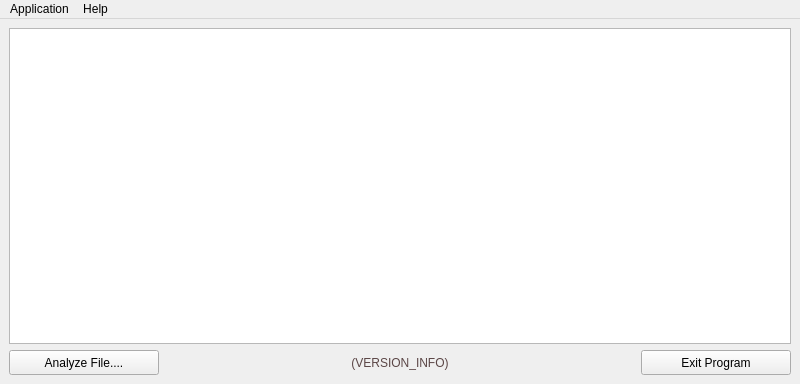
Above: gui/Dialog.ui from lordmulder/mediainfo-gui before the change. Below: the same form after it.
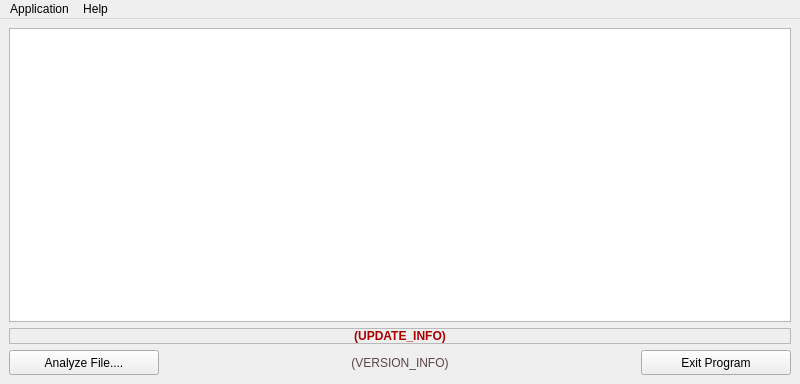
That is the form after the change. Icons and pictures are not drawn.

Commit message: Added update hint label + some refactoring.

```diff
--- a/gui/Dialog.ui
+++ b/gui/Dialog.ui
@@ -31,6 +31,68 @@
         </property>
        </widget>
       </item>
+      <item>
+       <widget class="QLabel" name="updateLabel">
+        <property name="palette">
+         <palette>
+          <active>
+           <colorrole role="WindowText">
+            <brush brushstyle="SolidPattern">
+             <color alpha="255">
+              <red>170</red>
+              <green>0</green>
+              <blue>0</blue>
+             </color>
+            </brush>
+           </colorrole>
+          </active>
+          <inactive>
+           <colorrole role="WindowText">
+            <brush brushstyle="SolidPattern">
+             <color alpha="255">
+              <red>170</red>
+              <green>0</green>
+              <blue>0</blue>
+             </color>
+            </brush>
+           </colorrole>
+          </inactive>
+          <disabled>
+           <colorrole role="WindowText">
+            <brush brushstyle="SolidPattern">
+             <color alpha="255">
+              <red>120</red>
+              <green>120</green>
+              <blue>120</blue>
+             </color>
+            </brush>
+           </colorrole>
+          </disabled>
+         </palette>
+        </property>
+        <property name="font">
+         <font>
+          <weight>75</weight>
+          <bold>true</bold>
+         </font>
+        </property>
+        <property name="frameShape">
+         <enum>QFrame::StyledPanel</enum>
+        </property>
+        <property name="text">
+         <string>(UPDATE_INFO)</string>
+        </property>
+        <property name="alignment">
+         <set>Qt::AlignCenter</set>
+        </property>
+        <property name="margin">
+         <number>2</number>
+        </property>
+        <property name="openExternalLinks">
+         <bool>true</bool>
+        </property>
+       </widget>
+      </item>
       <item>
        <layout class="QHBoxLayout" name="horizontalLayout">
         <item>
```
The commit also changes 5 other files.
